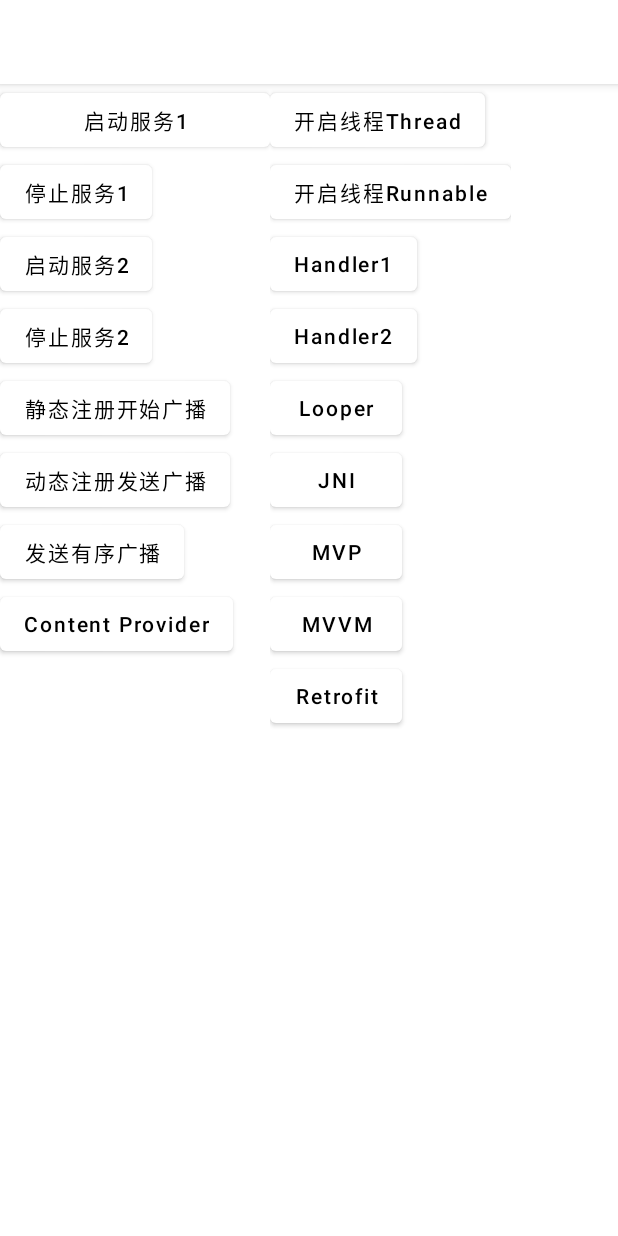
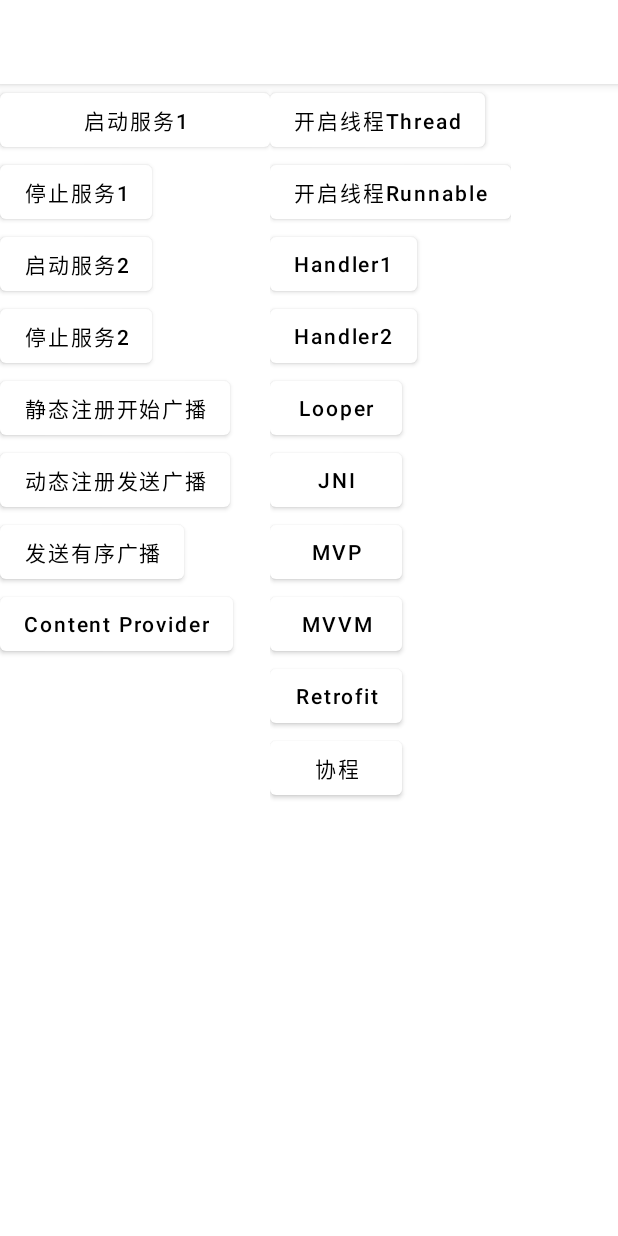
Before and after one commit to tommysima163/android-ms, an Android app: the screen it shows after launch (MainActivity), on a phone screen of 412 x 824 dp. Run offline under Robolectric (Android 15) with nearby library versions, the phone set to English and light mode, and no system bars; libraries missing offline, so code that uses them is left out: me.jessyan.autosize, permissions.dispatcher; 1 statement that could not run was skipped.

Commit message:
java文件部分改成kt

```diff
--- a/app/src/main/res/layout/main_activity.xml
+++ b/app/src/main/res/layout/main_activity.xml
@@ -150,6 +150,14 @@
             android:textColor="@color/black"
             android:id="@+id/retrofitBtn"></Button>
 
+        <Button
+            android:layout_width="wrap_content"
+            android:layout_height="wrap_content"
+            android:text="协程"
+            android:textAllCaps="false"
+            android:textColor="@color/black"
+            android:id="@+id/coroutineBtn"></Button>
+
     </LinearLayout>
 
 </LinearLayout>
--- a/build.gradle
+++ b/build.gradle
@@ -2,7 +2,7 @@
 buildscript {
     ext.kotlin_version = '1.6.21'
     dependencies {
-        classpath "org.jetbrains.kotlin:kotlin-gradle-plugin:$kotlin_version"
+        classpath "org.jetbrains.kotlin:kotlin-gradle-plugin:1.9.0"
     }
 }
 
@@ -15,8 +15,8 @@ alias(libs.plugins.androidApplication) apply false
 
 ext {
     //编译版本不能大于30 否则要Java8以上才能支持，导致jitpack打包失败
-    compileSdkVersion = 33
-    targetSdkVersion = 33
+    compileSdkVersion = 35
+    targetSdkVersion = 35
     minSdkVersion = 26
 
     mvm_version = 'latest.release'
--- a/mylibrary/build.gradle
+++ b/mylibrary/build.gradle
@@ -2,6 +2,7 @@ plugins {
     //alias(libs.plugins.androidLibrary)
     id 'com.android.library'
     id 'maven-publish'
+    id 'org.jetbrains.kotlin.android'
 
 }
 
@@ -44,12 +45,16 @@ android {
         sourceCompatibility JavaVersion.VERSION_1_8
         targetCompatibility JavaVersion.VERSION_1_8
     }
+    kotlinOptions {
+        jvmTarget = '17'
+    }
 }
 
 dependencies {
 
     implementation libs.appcompat
     implementation libs.material
+    implementation 'androidx.core:core-ktx:+'
     testImplementation libs.junit
     androidTestImplementation libs.ext.junit
     androidTestImplementation libs.espresso.core
```
Also changed, not shown: app/build.gradle (+6 -1 lines), app/src/main/java/com/tommy/androidms/MainActivity.java (+13 -0 lines), app/src/main/java/com/tommy/androidms/coroutines/CoroutineTest.kt (added, +60 -0 lines), 2 other files.
